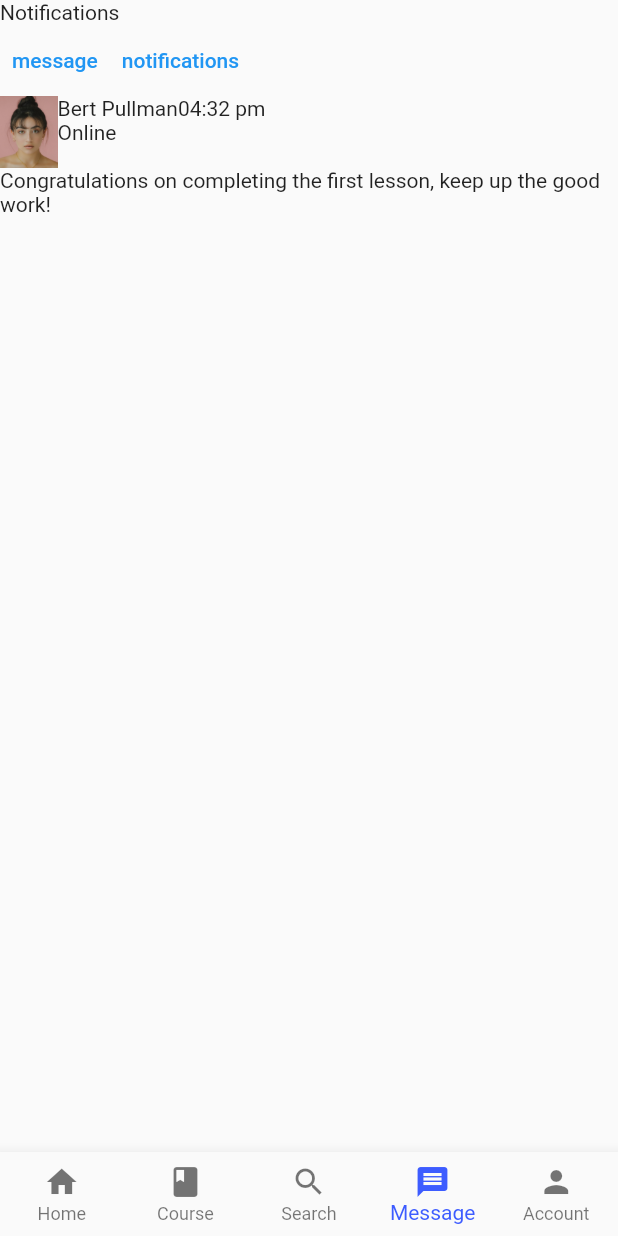
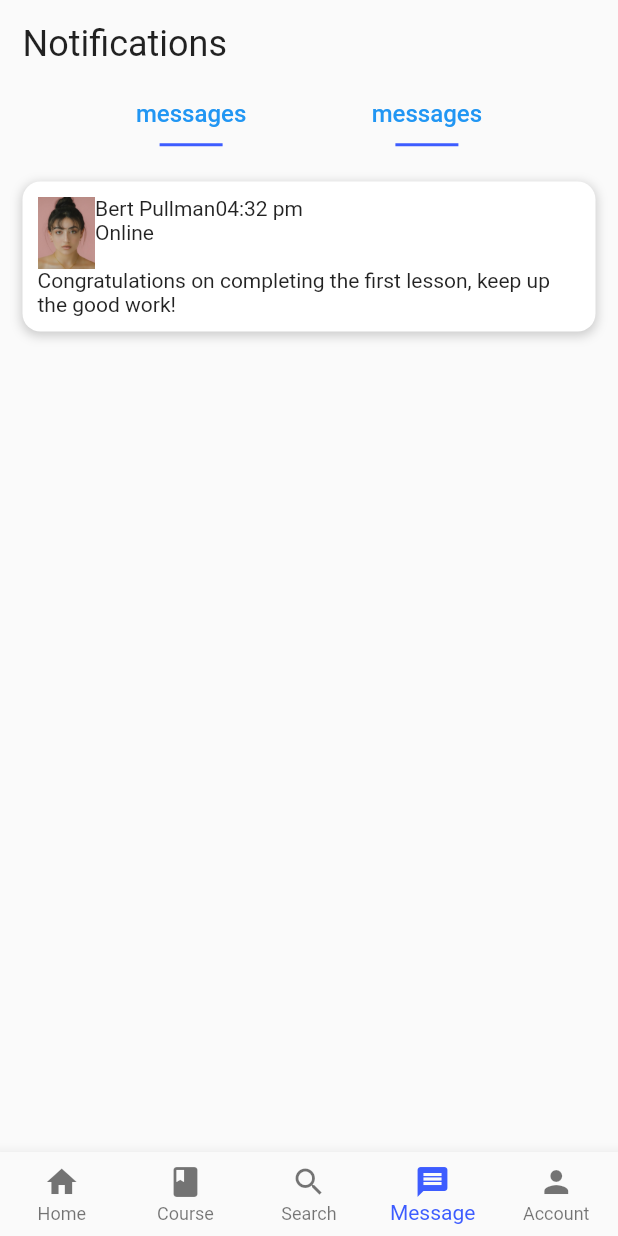
Before and after one commit to mfadlanridho/learning-app-flutter, a Flutter app: the NavigationScreen screen opened directly, item 4 of the bottom bar chosen, on a phone screen of 412 x 824 dp. Run offline on Flutter 3.47's test engine with Material 2 defaults, Android fonts, the phone set to English and light mode, and no system bars; our stand-ins replace introduction_screen.

Commit message:
shadowed box and signup

```diff
--- a/lib/pages/home_page.dart
+++ b/lib/pages/home_page.dart
@@ -55,7 +55,6 @@ class LearningPlanCard extends StatelessWidget {
           Container(
             decoration: BoxDecoration(
               color: Colors.white,
-              border: Border.all(color: Colors.white),
               borderRadius: BorderRadius.all(
                 Radius.circular(12),
               ),
--- a/lib/pages/message_page.dart
+++ b/lib/pages/message_page.dart
@@ -1,4 +1,6 @@
 import 'package:flutter/material.dart';
+import 'package:online_learning/constants.dart';
+import 'package:online_learning/widgets/shadowed_box.dart';
 
 class MessagePage extends StatelessWidget {
   const MessagePage({Key? key}) : super(key: key);
@@ -6,23 +8,29 @@ class MessagePage extends StatelessWidget {
   @override
   Widget build(BuildContext context) {
     return SafeArea(
+      child: Padding(
+        padding: const EdgeInsets.all(kPadding),
         child: Column(
           crossAxisAlignment: CrossAxisAlignment.start,
           children: [
-          Text('Notifications'),
+            Text(
+              'Notifications',
+              style: TextStyle(
+                fontSize: kTitleFontSize,
+              ),
+            ),
+            SizedBox(height: kPadding),
             Row(
+              mainAxisAlignment: MainAxisAlignment.spaceEvenly,
               children: [
-              TextButton(
-                onPressed: () {},
-                child: Text('message'),
-              ),
-              TextButton(
-                onPressed: () {},
-                child: Text('notifications'),
-              ),
+                MessagesSelectionButton(),
+                MessagesSelectionButton(),
               ],
             ),
-          Container(
+            SizedBox(
+              height: kPadding,
+            ),
+            ShadowedBox(
               child: Column(
                 children: [
                   Row(
@@ -48,6 +56,40 @@ class MessagePage extends StatelessWidget {
             )
           ],
         ),
+      ),
     );
   }
 }
+
+class MessagesSelectionButton extends StatelessWidget {
+  const MessagesSelectionButton({
+    Key? key,
+  }) : super(key: key);
+
+  @override
+  Widget build(BuildContext context) {
+    return TextButton(
+      onPressed: () {},
+      child: Column(
+        children: [
+          Text(
+            'messages',
+            style: TextStyle(
+              fontSize: 16,
+            ),
+          ),
+          SizedBox(height: 10),
+          SizedBox(
+            height: 2,
+            width: 42,
+            child: DecoratedBox(
+              decoration: BoxDecoration(
+                color: Color(0xff3D5CFF),
+              ),
+            ),
+          ),
+        ],
+      ),
+    );
+  }
+}
--- /dev/null
+++ b/lib/widgets/shadowed_box.dart
@@ -0,0 +1,28 @@
+import 'package:flutter/material.dart';
+
+class ShadowedBox extends StatelessWidget {
+  final Widget child;
+  const ShadowedBox({Key? key, required this.child}) : super(key: key);
+
+  @override
+  Widget build(BuildContext context) {
+    return Container(
+      decoration: BoxDecoration(
+        color: Colors.white,
+        borderRadius: BorderRadius.all(
+          Radius.circular(12),
+        ),
+        boxShadow: [
+          BoxShadow(
+            color: Colors.grey.withOpacity(0.5),
+            spreadRadius: 1,
+            blurRadius: 5,
+            offset: Offset(0, 2), // changes position of shadow
+          ),
+        ],
+      ),
+      padding: EdgeInsets.all(10),
+      child: child,
+    );
+  }
+}
```
Also changed, not shown: lib/screens/signup_screen.dart (+29 -8 lines), lib/widgets/button.dart (+11 -1 lines). Lines whose indentation alone changed are shown as unchanged.
